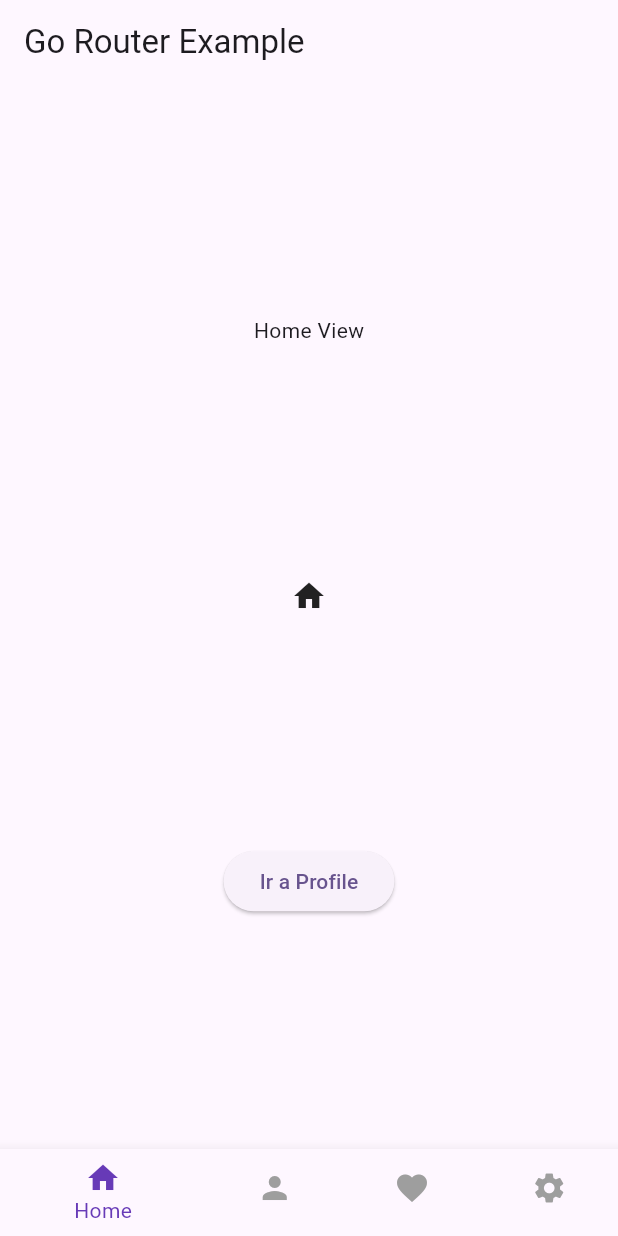
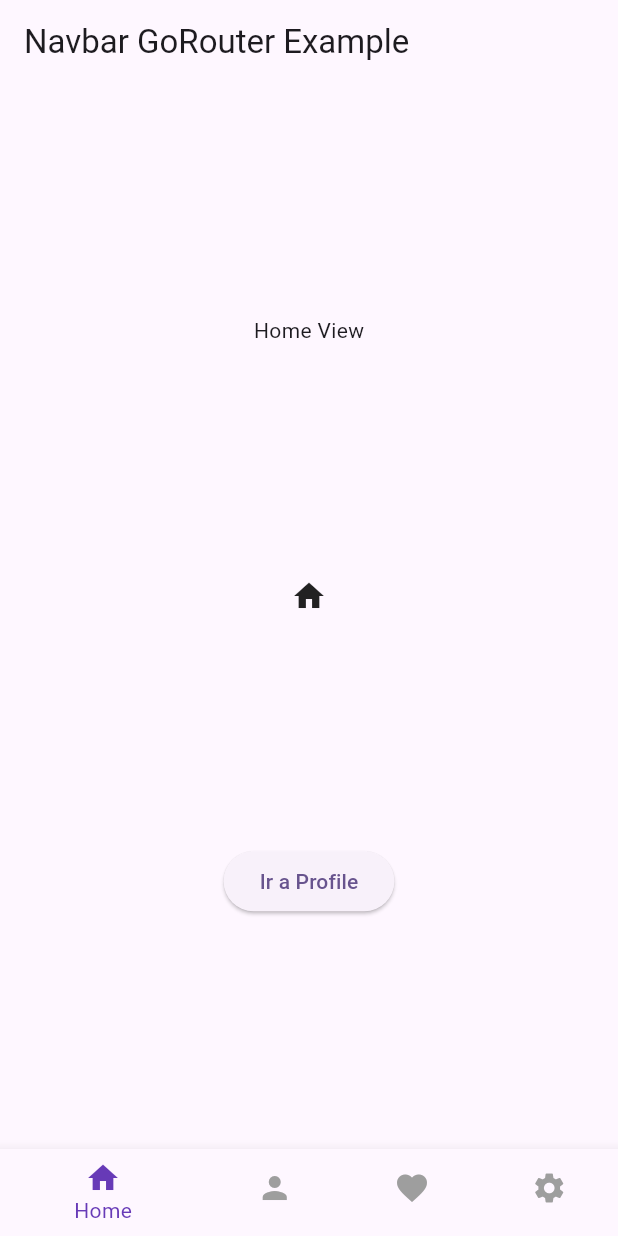
Before and after one commit to BastianNaitsab/flutter_navbar_gorouter, a Flutter app: the screen it shows after launch, on a phone screen of 412 x 824 dp. Run offline on Flutter 3.47's test engine with Material 3 defaults, Android fonts, the phone set to English and light mode, and no system bars; our stand-ins replace go_router.

```diff
--- a/lib/main.dart
+++ b/lib/main.dart
@@ -13,7 +13,7 @@ class MyApp extends StatelessWidget {
   @override
   Widget build(BuildContext context) {
     return MaterialApp.router(
-      title: 'Flutter Demo',
+      title: 'Navbar GoRouter',
       theme: ThemeData(
         colorScheme: ColorScheme.fromSeed(seedColor: Colors.deepPurple),
         useMaterial3: true,
@@ -39,6 +39,7 @@ class HomeScreen extends StatelessWidget {
           const Icon(Icons.home),
           ElevatedButton(
             onPressed: () {
+              // Para navegar enttre pantallas se usa esto
               context.go("/profile");
             },
             child: const Text("Ir a Profile"),
--- a/lib/routing/router.dart
+++ b/lib/routing/router.dart
@@ -20,7 +20,7 @@ GoRouter router() {
         builder: (context, state, child) {
           return Scaffold(
             appBar: AppBar(
-              title: const Text("Go Router Example"),
+              title: const Text("Navbar GoRouter Example"),
             ),
 
             // Aqui se muestran las paginas a las que se navega
```
Also changed, not shown: 1 other file.
